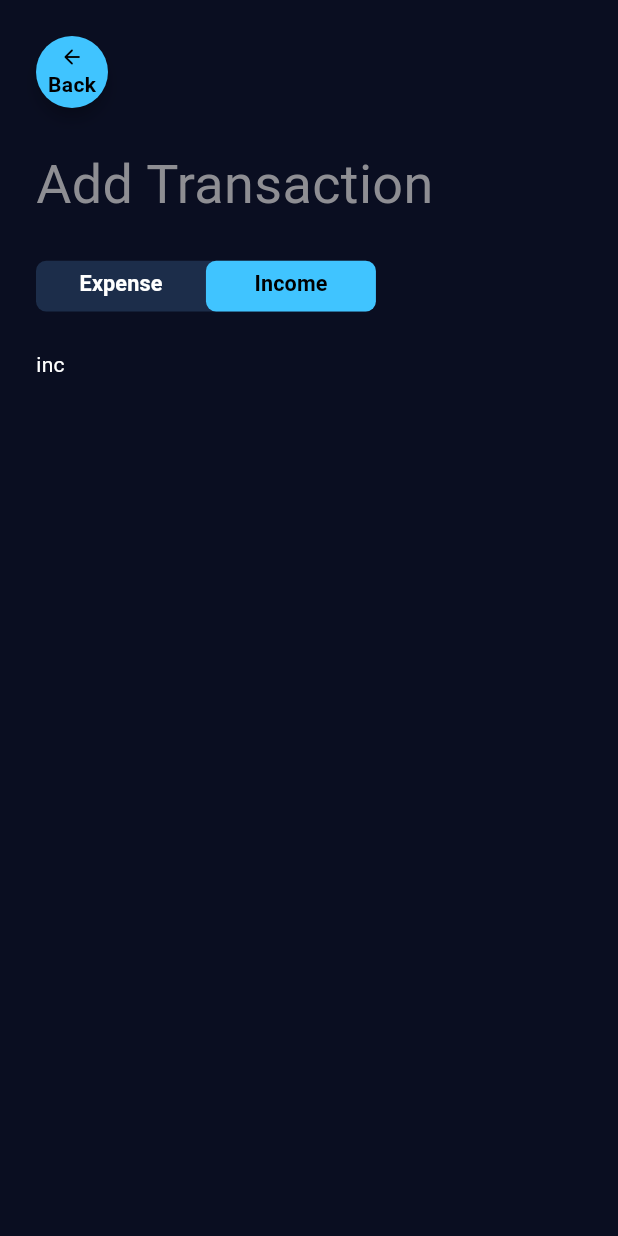
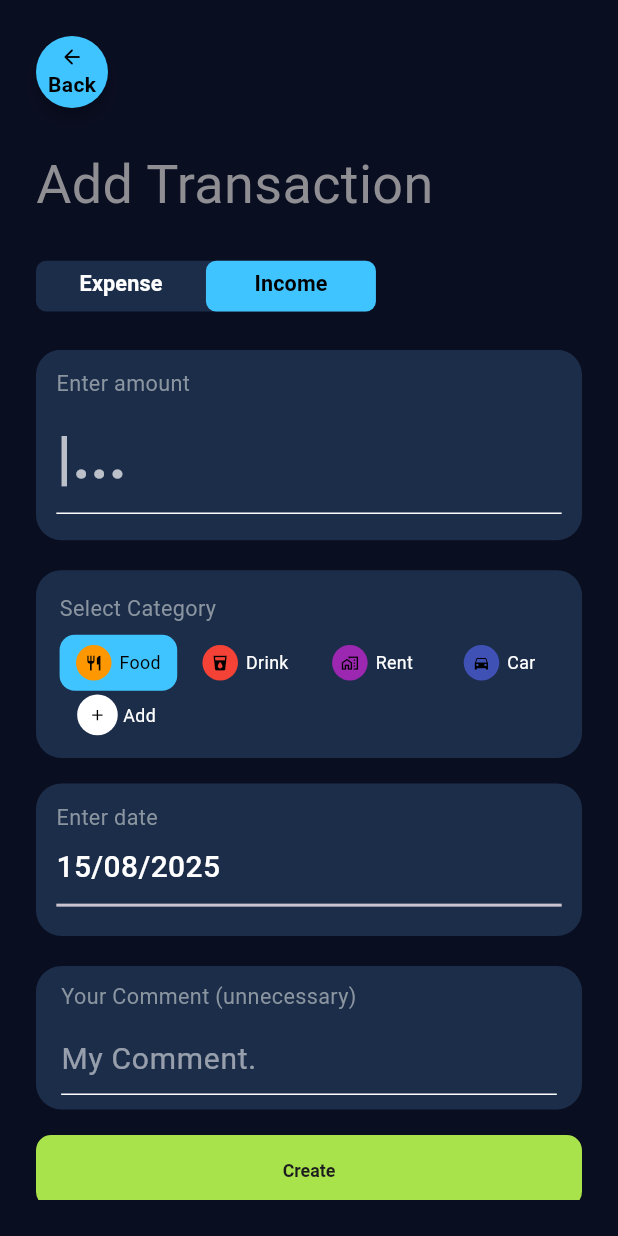
Before and after one commit to AbrorAzizov/Finance_Guard, a Flutter app: the TransactionPage screen opened directly, tab 2 chosen, on a phone screen of 412 x 824 dp. Run offline on Flutter 3.47's test engine with Material 3 defaults, Android fonts, the light colour scheme and no system bars; our stand-ins replace bloc, flutter_bloc, flutter_screenutil, flutter_spinkit, get_it, hive and 1 more; accounts and stored records are empty; generated files the repository leaves out were written again.

Commit message:
Saving to local database added

```diff
--- a/lib/core/widgets/comment_section.dart
+++ b/lib/core/widgets/comment_section.dart
@@ -3,19 +3,33 @@ import 'package:finance_guard/core/constants/text_styles.dart';
 import 'package:flutter/material.dart';
 import 'package:flutter_screenutil/flutter_screenutil.dart';
 
-class CommentInput extends StatelessWidget {
+class CommentInput extends StatefulWidget {
   final ValueChanged<String> onCommentChanged;
-  final String? initialValue;
 
   const CommentInput({
     super.key,
     required this.onCommentChanged,
-    this.initialValue,
+
   });
 
   @override
+  State<CommentInput> createState() => _CommentInputState();
+}
+
+class _CommentInputState extends State<CommentInput> {
+  final controller = TextEditingController();
+  @override
+  void initState() {
+    super.initState();
+    controller.addListener(() {
+      widget.onCommentChanged(controller.text);
+    });
+
+  }
+
+
+  @override
   Widget build(BuildContext context) {
-    final controller = TextEditingController(text: initialValue ?? '');
 
     return Container(
       height: 113.h,
@@ -44,7 +58,9 @@ class CommentInput extends StatelessWidget {
               hintStyle: TextStyle(color: Colors.white54),
               border: InputBorder.none,
             ),
-            onChanged: onCommentChanged,
+            onChanged: (value) {
+
+            },
           ),
         ],
       ),
--- a/lib/core/widgets/create_button.dart
+++ b/lib/core/widgets/create_button.dart
@@ -9,10 +9,7 @@ class CreateButton extends StatelessWidget {
   @override
   Widget build(BuildContext context) {
     return ElevatedButton(
-      onPressed: () {
-        // TODO: validate and save transaction
-        debugPrint('Создание транзакции...');
-      },
+      onPressed: onPressed,
       style: ElevatedButton.styleFrom(
         minimumSize: Size(double.infinity, 48),
         backgroundColor: AppColors.buttonColor,
@@ -28,6 +25,5 @@ class CreateButton extends StatelessWidget {
       ),
       child: const Text('Create'),
     );
-
   }
 }
--- a/lib/core/widgets/enter_amount.dart
+++ b/lib/core/widgets/enter_amount.dart
@@ -48,8 +48,9 @@ class _CurrencyInputState extends State<CurrencyInput> {
             controller: controller,
             keyboardType: const TextInputType.numberWithOptions(decimal: true),
             inputFormatters: [
-              FilteringTextInputFormatter.allow(RegExp(r'^\d+\.?\d{0,2}')),
+              FilteringTextInputFormatter.allow(RegExp(r'[0-9.]')),
             ],
+
             style: const TextStyle(
               color: Colors.white,
               fontSize: 40,
--- a/lib/features/home/bloc/transaction_bloc/transaction_state.dart
+++ b/lib/features/home/bloc/transaction_bloc/transaction_state.dart
@@ -0,0 +1,22 @@
+import '../../domain/entity/transaction_entity.dart';
+
+abstract class TransactionState {}
+
+class TransactionStateInitial extends TransactionState {}
+
+class TransactionStateLoading extends TransactionState {}
+
+class TransactionStateCreated extends TransactionState {}
+
+
+class TransactionStateLoaded extends TransactionState {
+  final List<TransactionEntity> transactions;
+
+  TransactionStateLoaded({required this.transactions});
+}
+
+class TransactionStateError extends TransactionState {
+  final String message;
+
+  TransactionStateError(this.message);
+}
--- a/lib/features/home/pages/transaction_page.dart
+++ b/lib/features/home/pages/transaction_page.dart
@@ -1,19 +1,16 @@
+import 'package:bloc/bloc.dart';
 import 'package:finance_guard/core/constants/text_styles.dart';
 import 'package:finance_guard/core/widgets/back_button.dart';
-import 'package:finance_guard/features/home/domain/entity/transaction_entity.dart';
-import 'package:finance_guard/features/home/domain/repository/transaction_repo.dart';
+import 'package:finance_guard/features/home/bloc/transaction_bloc/transaction_state.dart';
 import 'package:flutter/material.dart';
+import 'package:flutter_bloc/flutter_bloc.dart';
 import 'package:flutter_screenutil/flutter_screenutil.dart';
-import 'package:uuid/uuid.dart';
-
 import '../../../core/constants/app_colors.dart';
-import '../../../core/widgets/comment_section.dart';
-import '../../../core/widgets/create_button.dart';
+import '../../../core/dialog/loading_dialog.dart';
 import '../../../core/widgets/custom_tab_bar.dart';
-import '../../../core/widgets/date_picker.dart';
-import '../../../core/widgets/enter_amount.dart';
-import '../../../core/widgets/selecting_category.dart';
-import '../../../servise_locator.dart';
+import '../bloc/transaction_bloc/transaction_cubit.dart';
+import '../view/transaction/expense_tab.dart';
+import '../view/transaction/income_tab.dart';
 
 class TransactionPage extends StatefulWidget {
   const TransactionPage({super.key});
@@ -23,66 +20,27 @@ class TransactionPage extends StatefulWidget {
 }
 
 class _TransactionPageState extends State<TransactionPage> {
-  final transactionRepository = sl<TransactionRepository>();
-
-  final categories = const [
-    Category(name: 'Food', icon: Icons.restaurant, color: Colors.orange),
-    Category(name: 'Drink', icon: Icons.local_drink, color: Colors.red),
-    Category(name: 'Rent', icon: Icons.home_work_outlined, color: Colors.purple),
-    Category(name: 'Car', icon: Icons.directions_car, color: Colors.indigo),
-  ];
-  late Category selectedCategory = categories[0];
-  late DateTime selectedTime;
-  double moneyAmount = 0;
-  String? comment;
-  final _uuid = Uuid();
-
-  Future<void> _createTransaction() async {
-    if (moneyAmount == 0) {
-      return;
-    }
-    final transaction = TransactionEntity(
-        id: _uuid.v4(),
-        comment: comment,
-        amount: moneyAmount,
-        iconCodePoint: selectedCategory.icon.codePoint,
-        iconFontFamily: selectedCategory.icon.fontFamily,
-        categoryColor: selectedCategory.color.value,
-        date: selectedTime,
-        type: DefaultTabController.of(context).index == 0 ? 'expense' : 'income',);
-    try{
-      await transactionRepository.addTransaction(transaction);
-      final response = await transactionRepository.getAllTransaction();
-      print('hi');
-    }catch (e){
-      print(e);
-    }
-
-
-  }
-
   @override
   Widget build(BuildContext context) {
-    return DefaultTabController(
+    return BlocProvider(
+      create: (_) => TransactionCubit(),
+      child: DefaultTabController(
         length: 2,
         child: Scaffold(
           body: SafeArea(
             child: Padding(
-          padding: EdgeInsets.all(24),
-          child:
-              Column(crossAxisAlignment: CrossAxisAlignment.start, children: [
+              padding: const EdgeInsets.all(24),
+              child: Column(
+                crossAxisAlignment: CrossAxisAlignment.start,
+                children: [
                   ArrowBackButton(
                     onPressed: () {
                       Navigator.pop(context);
                     },
                   ),
-            SizedBox(
-              height: 30.h,
-            ),
+                  SizedBox(height: 30.h),
                   Text('Add Transaction', style: AppTextStyles.screenTitle),
-            SizedBox(
-              height: 30.h,
-            ),
+                  SizedBox(height: 30.h),
                   Container(
                     height: 40.h,
                     width: MediaQuery.of(context).size.width * 0.55,
@@ -106,67 +64,57 @@ class _TransactionPageState extends State<TransactionPage> {
                     ),
                   ),
                   SizedBox(height: 30.h),
-            Expanded(
+                  BlocConsumer<TransactionCubit, TransactionState>(
+                    listener: (context, state) {
+                      if (state is TransactionStateLoading) {
+                        showDialog(
+                          context: context,
+                          barrierDismissible: false,
+                          builder: (_) => Loading(),
+                        );
+                      }
+
+                      if (state is TransactionStateError) {
+                        Navigator.pop(context);
+                        showDialog(
+                          context: context,
+                          builder: (_) => AlertDialog(
+                            title: const Text('Error'),
+                            content: Text(state.message),
+                          ),
+                        );
+                      }
+
+                      if (state is TransactionStateCreated) {
+                        // Закрываем Loading, если он был открыт
+                        Navigator.of(context, rootNavigator: true).pop();
+
+                        // Закрываем сам экран
+                        Navigator.of(context).pop();
+
+                        ScaffoldMessenger.of(context).showSnackBar(
+                          const SnackBar(content: Text('Transaction saved!')),
+                        );
+                      }
+                    },
+                    builder: (context, state) {
+                      return Expanded(
                         child: TabBarView(
                           children: [
-                  SingleChildScrollView(
-                    child: Column(
-                      children: [
-                        CurrencyInput(
-                          selectedAmount: (value) {
-                            setState(() {
-                              moneyAmount = double.tryParse(value) ?? 0;
-                              print(moneyAmount);
-                            });
-                          },
+                            ExpenseTab(),
+                            IncomeTab(),
+                          ],
                         ),
-                        SizedBox(
-                          height: 20,
-                        ),
-                        SelectingCategory(
-                          selectedCategory: selectedCategory,
-                          onSelect: (category) {
-                            setState(() {
-                              debugPrint('Выбрана категория: ${category.name}');
-                              selectedCategory = category;
-                            });
-                          },
-                          categories: categories,
-                        ),
-                        SizedBox(height: 20.h),
-                        DatePicker(
-                          onDateSelected: (value) {
-                            setState(() {
-                              selectedTime = value;
-                            });
-                          },
-                        ),
-                        SizedBox(
-                          height: 20,
-                        ),
-                        CommentInput(
-                          onCommentChanged: (text) {
-                            comment = text;
-                          },
-                        ),
-                        SizedBox(
-                          height: 20.h,
-                        ),
-                        CreateButton(
-                          onPressed: () {
-                            _createTransaction();
+                      );
                     },
                   )
+
                 ],
               ),
             ),
-                  Text('inc'),
-                ],
           ),
         ),
-          ]),
       ),
-      )),
     );
   }
 }
--- a/lib/features/home/view/transaction/income_tab.dart
+++ b/lib/features/home/view/transaction/income_tab.dart
@@ -0,0 +1,109 @@
+
+import 'package:finance_guard/features/home/bloc/transaction_bloc/transaction_cubit.dart';
+import 'package:flutter/cupertino.dart';
+import 'package:flutter/material.dart';
+import 'package:flutter_bloc/flutter_bloc.dart';
+import 'package:flutter_screenutil/flutter_screenutil.dart';
+import 'package:uuid/uuid.dart';
+
+import '../../../../core/widgets/comment_section.dart';
+import '../../../../core/widgets/create_button.dart';
+import '../../../../core/widgets/date_picker.dart';
+import '../../../../core/widgets/enter_amount.dart';
+import '../../../../core/widgets/selecting_category.dart';
+import '../../domain/entity/transaction_entity.dart';
+
+class IncomeTab extends StatefulWidget {
+  const IncomeTab({super.key});
+
+  @override
+  State<IncomeTab> createState() => _IncomeTabState();
+}
+
+class _IncomeTabState extends State<IncomeTab> {
+  final categories = const [
+    Category(name: 'Food', icon: Icons.restaurant, color: Colors.orange),
+    Category(name: 'Drink', icon: Icons.local_drink, color: Colors.red),
+    Category(name: 'Rent', icon: Icons.home_work_outlined, color: Colors.purple),
+    Category(name: 'Car', icon: Icons.directions_car, color: Colors.indigo),
+  ];
+  late Category selectedCategory = categories[0];
+  DateTime selectedTime = DateTime.now();
+  double moneyAmount = 0;
+  String? comment;
+  final _uuid = Uuid();
+
+  Future<void> _createTransaction() async {
+    print('method called                   тттт');
+    if (moneyAmount == 0) {
+      return;
+    }
+    final transaction = TransactionEntity(
+      id: _uuid.v4(),
+      comment: comment,
+      amount: moneyAmount,
+      iconCodePoint: selectedCategory.icon.codePoint,
+      iconFontFamily: selectedCategory.icon.fontFamily,
+      categoryColor: selectedCategory.color.value,
+      date: selectedTime,
+      type: 'income' ,);
+
+    context.read<TransactionCubit>().createTransaction(transaction);
+  }
+
+  @override
+  Widget build(BuildContext context) {
+    return SingleChildScrollView(
+      child: Column(
+        children: [
+          CurrencyInput(
+            selectedAmount: (value) {
+              final cleaned = value.replaceAll(RegExp(r'[^0-9.]'), '');
+              setState(() {
+                moneyAmount = double.tryParse(cleaned) ?? 0;
+                print(moneyAmount);
+              });
+            },
+          ),
+          SizedBox(
+            height: 20,
+          ),
+          SelectingCategory(
+            selectedCategory: selectedCategory,
+            onSelect: (category) {
+              setState(() {
+                debugPrint('Выбрана категория: ${category.name}');
+                selectedCategory = category;
+              });
+            },
+            categories: categories,
+          ),
+          SizedBox(height: 20.h),
+          DatePicker(
+            onDateSelected: (value) {
+              setState(() {
+                selectedTime = value;
+              });
+            },
+          ),
+          SizedBox(
+            height: 20,
+          ),
+          CommentInput(
+            onCommentChanged: (text) {
+              setState(() {
+                comment = text;
+              });
+            },
+          ),
+          SizedBox(
+            height: 20.h,
+          ),
+          CreateButton(
+            onPressed: _createTransaction,
+          ),
+        ],
+      ),
+    );
+  }
+}
--- a/lib/main.dart
+++ b/lib/main.dart
@@ -11,7 +11,7 @@ void main() async{
   WidgetsFlutterBinding.ensureInitialized();
   await Hive.initFlutter();
   Hive.registerAdapter(TransactionModelAdapter());
-  setupServiceLocator();
+ await setupServiceLocator();
 
 
 
--- a/lib/servise_locator.dart
+++ b/lib/servise_locator.dart
@@ -1,3 +1,4 @@
+import 'package:finance_guard/features/home/bloc/transaction_bloc/transaction_cubit.dart';
 import 'package:finance_guard/features/home/data/repository/transaction_repo_imp.dart';
 import 'package:finance_guard/features/home/domain/repository/transaction_repo.dart';
 import 'package:get_it/get_it.dart';
@@ -10,4 +11,6 @@ final sl = GetIt.instance;
 Future<void> setupServiceLocator() async {
   final box = await Hive.openBox<TransactionModel>('transactions');
   sl.registerSingleton<TransactionRepository>(TransactionRepoImp(box: box));
+  sl.registerSingleton<TransactionCubit>(TransactionCubit());
+
 }
--- a/pubspec.yaml
+++ b/pubspec.yaml
@@ -42,6 +42,8 @@ dependencies:
   intl: ^0.19.0
   uuid:
   get_it:
+  flutter_bloc: ^8.1.4
+  flutter_spinkit: ^5.1.0
 
 
 dev_dependencies:
```
Also changed, not shown: lib/core/dialog/loading_dialog.dart (added, +38 -0 lines), lib/features/home/bloc/transaction_bloc/transaction_cubit.dart (+35 -0 lines), lib/features/home/view/transaction/expense_tab.dart (+108 -0 lines), pubspec.lock. Lines whose indentation alone changed are shown as unchanged.
